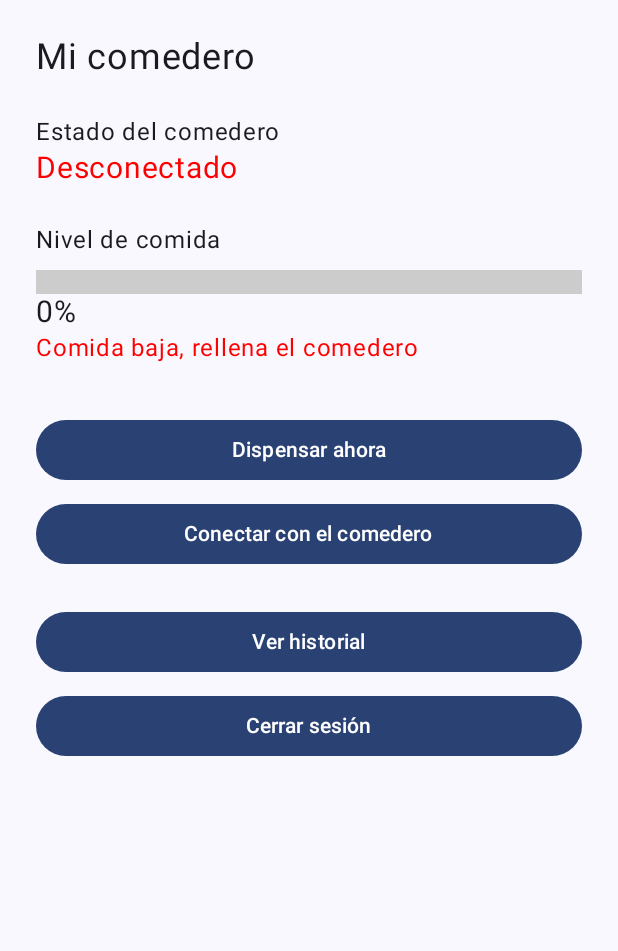
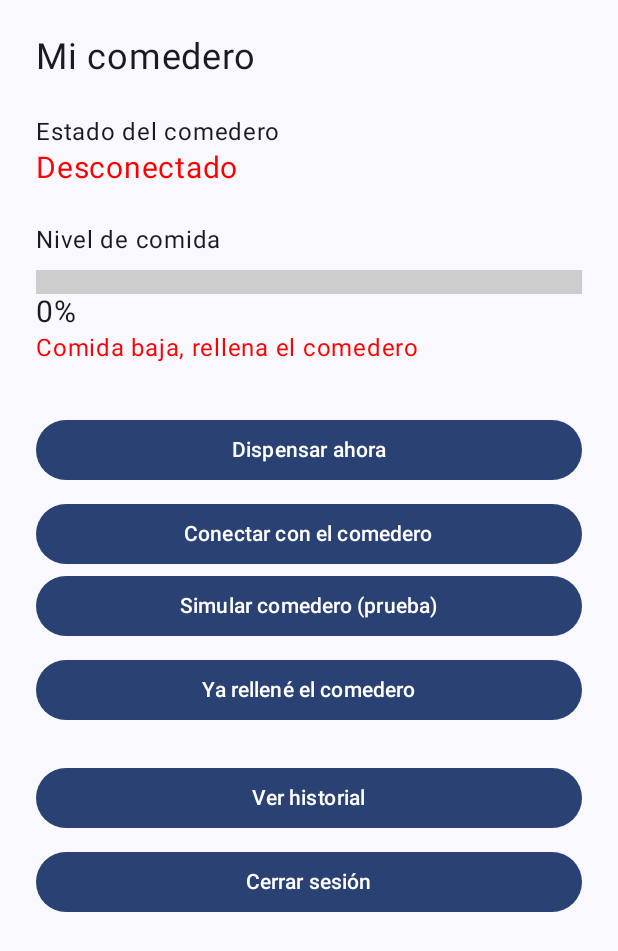
Before and after one commit to SrCrysis/alimentador-mascotas-FB, an Android app built with Jetpack Compose: the comedero screen opened through its navigation route, on a phone screen of 412 x 824 dp. Shown: the top 951 px of the screen. Run offline under Robolectric (Android 15) with nearby library versions, the phone set to English and light mode, and no system bars; our stand-ins replace Firebase (no records; nobody signed in at launch, a user with empty details on screens opened directly).

Commit message:
Se agregan botones de simulacion y de rellenar alimentador.

```diff
--- a/app/src/main/java/com/example/alimentador/screens/PantallaComedero.kt
+++ b/app/src/main/java/com/example/alimentador/screens/PantallaComedero.kt
@@ -135,6 +135,25 @@ fun PantallaComedero(navController: NavController) {
             Text("Conectar con el comedero")
         }
 
+        Button(
+            onClick = { ConexionBT.simular(uid) { texto -> mensaje = texto } },
+            modifier = Modifier.fillMaxWidth()
+        ) {
+            Text("Simular comedero (prueba)")
+        }
+
+        Spacer(modifier = Modifier.height(8.dp))
+
+        Button(
+            onClick = {
+                referencia.child("nivel").setValue(100)
+                mensaje = "Comedero rellenado"
+            },
+            modifier = Modifier.fillMaxWidth()
+        ) {
+            Text("Ya rellené el comedero")
+        }
+
         Text(mensaje)
 
         Button(
```
Also changed, not shown: app/src/main/java/com/example/alimentador/ConexionBT.kt (+41 -0 lines).
